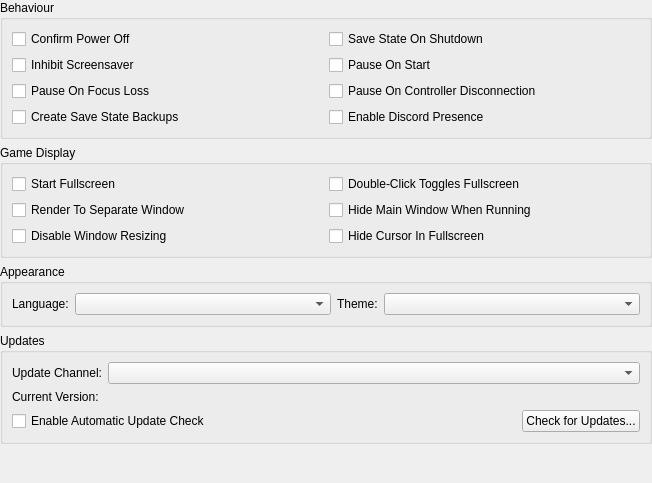
StillJC/ArcadeDuck, file src/arcadeduck-qt/interfacesettingswidget.ui: the form before one commit.
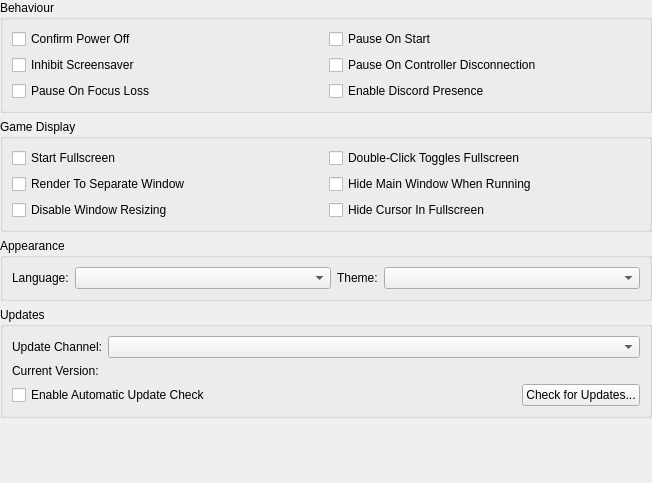
The form after the commit.

What changed in the file:
```diff
--- a/src/arcadeduck-qt/interfacesettingswidget.ui
+++ b/src/arcadeduck-qt/interfacesettingswidget.ui
@@ -29,21 +29,14 @@
       <string>Behaviour</string>
      </property>
      <layout class="QGridLayout" name="formLayout_4">
-      <item row="3" column="0">
-       <widget class="QCheckBox" name="createSaveStateBackups">
-        <property name="text">
-         <string>Create Save State Backups</string>
-        </property>
-       </widget>
-      </item>
-      <item row="3" column="1">
+      <item row="2" column="1">
        <widget class="QCheckBox" name="enableDiscordPresence">
         <property name="text">
          <string>Enable Discord Presence</string>
         </property>
        </widget>
       </item>
-      <item row="2" column="1">
+      <item row="1" column="1">
        <widget class="QCheckBox" name="pauseOnControllerDisconnection">
         <property name="text">
          <string>Pause On Controller Disconnection</string>
@@ -65,13 +58,6 @@
        </widget>
       </item>
       <item row="0" column="1">
-       <widget class="QCheckBox" name="saveStateOnExit">
-        <property name="text">
-         <string>Save State On Shutdown</string>
-        </property>
-       </widget>
-      </item>
-      <item row="1" column="1">
        <widget class="QCheckBox" name="pauseOnStart">
         <property name="text">
          <string>Pause On Start</string>
```
